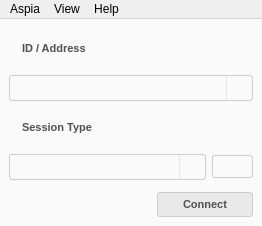
Old version of the form source/client/ui/client_window.ui in the repository dchapyshev/aspia.
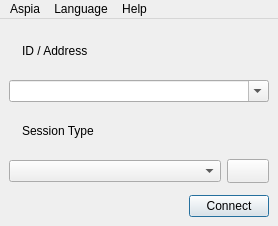
New version of the form. Icons and pictures are not drawn.

Commit message: Using svg icons for ClientWindow.

What changed in the file:
```diff
--- a/source/client/ui/client_window.ui
+++ b/source/client/ui/client_window.ui
@@ -6,7 +6,7 @@
    <rect>
     <x>0</x>
     <y>0</y>
-    <width>262</width>
+    <width>278</width>
     <height>226</height>
    </rect>
   </property>
@@ -14,9 +14,6 @@
    <string>Aspia Client</string>
   </property>
   <widget class="QWidget" name="centralwidget">
-   <property name="styleSheet">
-    <string notr="true">QWidget#centralwidget { background-color:#FAFAFA; }</string>
-   </property>
    <layout class="QVBoxLayout" name="verticalLayout">
     <item>
      <layout class="QHBoxLayout" name="horizontalLayout_2">
@@ -38,12 +35,6 @@
       </item>
       <item>
        <widget class="QLabel" name="label_address">
-        <property name="styleSheet">
-         <string notr="true">QLabel {
-font: bold 11px;
-color:#505050;
-}</string>
-        </property>
         <property name="text">
          <string>ID / Address</string>
         </property>
@@ -53,38 +44,6 @@
     </item>
     <item>
      <widget class="QComboBox" name="combo_address">
-      <property name="styleSheet">
-       <string notr="true">QComboBox {
-border: 1px solid #CDCDCD;
-border-radius: 3px;
-background: #FAFAFA;
-color: #505050;
-padding: 4px;
-}
-QComboBox::drop-down {
-subcontrol-origin: padding;
-subcontrol-position: top right;
-border-left-width: 1px;
-border-left-color: #E1E8EE;
-border-left-style: solid;
-border-top-right-radius: 3px;
-border-bottom-right-radius: 3px;
-width: 25px;
-}
-QComboBox::drop-down::hover {
-background: #E9E9E9;
-}
-QComboBox::drop-down::pressed {
-background: #CDCDCD;
-}
-QComboBox::down-arrow {
-image: url(:/img/arrow-down.png);
-background-repeat: no-repeat;
-background-position: center center;
-width: 10px;
-height: 10px;
-}</string>
-      </property>
       <property name="editable">
        <bool>true</bool>
       </property>
@@ -110,12 +69,6 @@
       </item>
       <item>
        <widget class="QLabel" name="label_session_type">
-        <property name="styleSheet">
-         <string notr="true">QLabel {
-font: bold 11px;
-color:#505050;
-}</string>
-        </property>
         <property name="text">
          <string>Session Type</string>
         </property>
@@ -133,38 +86,6 @@
           <verstretch>0</verstretch>
          </sizepolicy>
         </property>
-        <property name="styleSheet">
-         <string notr="true">QComboBox {
-border: 1px solid #CDCDCD;
-border-radius: 3px;
-background: #FAFAFA;
-color: #505050;
-padding: 4px;
-}
-QComboBox::drop-down {
-subcontrol-origin: padding;
-subcontrol-position: top right;
-border-left-width: 1px;
-border-left-color: #E1E8EE;
-border-left-style: solid;
-border-top-right-radius: 3px;
-border-bottom-right-radius: 3px;
-width: 25px;
-}
-QComboBox::drop-down::hover {
-background: #E9E9E9;
-}
-QComboBox::drop-down::pressed {
-background: #CDCDCD;
-}
-QComboBox::down-arrow {
-image: url(:/img/arrow-down.png);
-background-repeat: no-repeat;
-background-position: center center;
-width: 10px;
-height: 10px;
-}</string>
-        </property>
        </widget>
       </item>
       <item>
@@ -177,22 +98,7 @@
         </property>
         <property name="styleSheet">
          <string notr="true">QPushButton {
-color: #505050;
-font: bold 11px;
-background-color: #FAFAFA;
-border: 1px solid #CDCDCD;
-border-radius: 3px;
 padding: 4px;
-}
-QPushButton:hover {
-background: #EBEBEB;
-border: 1px solid #AAAAAA;
-border-radius: 2px;
-}
-QPushButton:pressed {
-background: #D7D7D7;
-border: 1px solid #AAAAAA;
-border-radius: 2px;
 }</string>
         </property>
         <property name="text">
@@ -232,26 +138,6 @@
       </item>
       <item>
        <widget class="QPushButton" name="button_connect">
-        <property name="styleSheet">
-         <string notr="true">QPushButton {
-color: #505050;
-font: bold 11px;
-background-color: #E9E9E9;
-border: 1px solid #CDCDCD;
-border-radius: 3px;
-padding: 5px 25px 5px 25px;
-}
-QPushButton:hover {
-background: #EBEBEB;
-border: 1px solid #AAAAAA;
-border-radius: 2px;
-}
-QPushButton:pressed {
-background: #D7D7D7;
-border: 1px solid #AAAAAA;
-border-radius: 2px;
-}</string>
-        </property>
         <property name="text">
          <string>Connect</string>
         </property>
@@ -272,7 +158,7 @@
     <rect>
      <x>0</x>
      <y>0</y>
-     <width>262</width>
+     <width>278</width>
      <height>22</height>
     </rect>
    </property>
@@ -296,9 +182,9 @@
     <addaction name="separator"/>
     <addaction name="action_about"/>
    </widget>
-   <widget class="QMenu" name="menuView">
+   <widget class="QMenu" name="menu_language">
     <property name="title">
-     <string>View</string>
+     <string>Language</string>
     </property>
     <widget class="QMenu" name="menu_language">
      <property name="title">
@@ -314,7 +200,7 @@
     <addaction name="action_show_icons_in_menus"/>
    </widget>
    <addaction name="menu_aspia"/>
-   <addaction name="menuView"/>
+   <addaction name="menu_language"/>
    <addaction name="menu_help"/>
   </widget>
   <action name="action_help">
```
Left out of the diff: 41 changed lines with no effect on the pictures. The commit also changes 17 other files.
